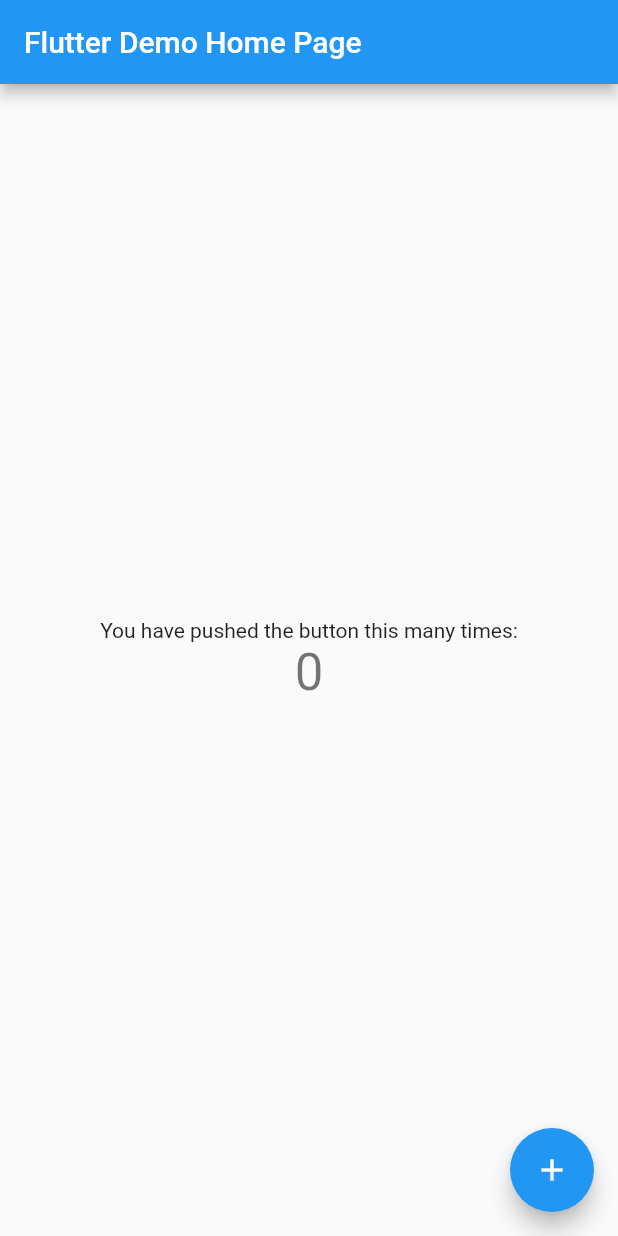
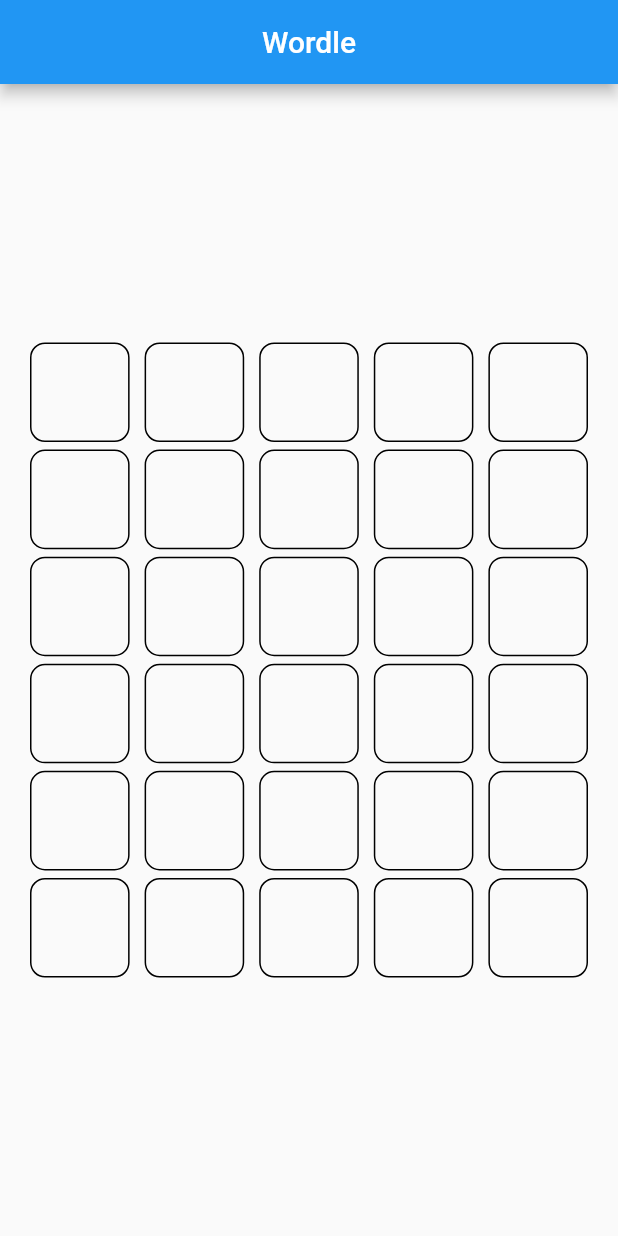
Before and after one commit to ZenDeveloper7/Flutter-Wordle, a Flutter app: the screen it shows after launch, on a phone screen of 412 x 824 dp. Run offline on Flutter 3.47's test engine with Material 2 defaults, Android fonts, the phone set to English and light mode, and no system bars.

Commit message:
basic structure

```diff
--- a/lib/main.dart
+++ b/lib/main.dart
@@ -1,4 +1,5 @@
 import 'package:flutter/material.dart';
+import 'package:flutter_wordle/ui/Home.dart';
 
 void main() {
   runApp(const MyApp());
@@ -7,109 +8,15 @@ void main() {
 class MyApp extends StatelessWidget {
   const MyApp({Key? key}) : super(key: key);
 
-  // This widget is the root of your application.
   @override
   Widget build(BuildContext context) {
     return MaterialApp(
-      title: 'Flutter Demo',
+      title: 'Flutter Wordle',
+      debugShowCheckedModeBanner: false,
       theme: ThemeData(
-        // This is the theme of your application.
-        //
-        // Try running your application with "flutter run". You'll see the
-        // application has a blue toolbar. Then, without quitting the app, try
-        // changing the primarySwatch below to Colors.green and then invoke
-        // "hot reload" (press "r" in the console where you ran "flutter run",
-        // or simply save your changes to "hot reload" in a Flutter IDE).
-        // Notice that the counter didn't reset back to zero; the application
-        // is not restarted.
         primarySwatch: Colors.blue,
       ),
-      home: const MyHomePage(title: 'Flutter Demo Home Page'),
+      home: const Home(),
     );
   }
 }
-
-class MyHomePage extends StatefulWidget {
-  const MyHomePage({Key? key, required this.title}) : super(key: key);
-
-  // This widget is the home page of your application. It is stateful, meaning
-  // that it has a State object (defined below) that contains fields that affect
-  // how it looks.
-
-  // This class is the configuration for the state. It holds the values (in this
-  // case the title) provided by the parent (in this case the App widget) and
-  // used by the build method of the State. Fields in a Widget subclass are
-  // always marked "final".
-
-  final String title;
-
-  @override
-  State<MyHomePage> createState() => _MyHomePageState();
-}
-
-class _MyHomePageState extends State<MyHomePage> {
-  int _counter = 0;
-
-  void _incrementCounter() {
-    setState(() {
-      // This call to setState tells the Flutter framework that something has
-      // changed in this State, which causes it to rerun the build method below
-      // so that the display can reflect the updated values. If we changed
-      // _counter without calling setState(), then the build method would not be
-      // called again, and so nothing would appear to happen.
-      _counter++;
-    });
-  }
-
-  @override
-  Widget build(BuildContext context) {
-    // This method is rerun every time setState is called, for instance as done
-    // by the _incrementCounter method above.
-    //
-    // The Flutter framework has been optimized to make rerunning build methods
-    // fast, so that you can just rebuild anything that needs updating rather
-    // than having to individually change instances of widgets.
-    return Scaffold(
-      appBar: AppBar(
-        // Here we take the value from the MyHomePage object that was created by
-        // the App.build method, and use it to set our appbar title.
-        title: Text(widget.title),
-      ),
-      body: Center(
-        // Center is a layout widget. It takes a single child and positions it
-        // in the middle of the parent.
-        child: Column(
-          // Column is also a layout widget. It takes a list of children and
-          // arranges them vertically. By default, it sizes itself to fit its
-          // children horizontally, and tries to be as tall as its parent.
-          //
-          // Invoke "debug painting" (press "p" in the console, choose the
-          // "Toggle Debug Paint" action from the Flutter Inspector in Android
-          // Studio, or the "Toggle Debug Paint" command in Visual Studio Code)
-          // to see the wireframe for each widget.
-          //
-          // Column has various properties to control how it sizes itself and
-          // how it positions its children. Here we use mainAxisAlignment to
-          // center the children vertically; the main axis here is the vertical
-          // axis because Columns are vertical (the cross axis would be
-          // horizontal).
-          mainAxisAlignment: MainAxisAlignment.center,
-          children: <Widget>[
-            const Text(
-              'You have pushed the button this many times:',
-            ),
-            Text(
-              '$_counter',
-              style: Theme.of(context).textTheme.headline4,
-            ),
-          ],
-        ),
-      ),
-      floatingActionButton: FloatingActionButton(
-        onPressed: _incrementCounter,
-        tooltip: 'Increment',
-        child: const Icon(Icons.add),
-      ), // This trailing comma makes auto-formatting nicer for build methods.
-    );
-  }
-}
--- /dev/null
+++ b/lib/ui/Home.dart
@@ -0,0 +1,71 @@
+import 'package:flutter/cupertino.dart';
+import 'package:flutter/material.dart';
+
+class Home extends StatefulWidget {
+  const Home({Key? key}) : super(key: key);
+
+  @override
+  _HomeState createState() => _HomeState();
+}
+
+class _HomeState extends State<Home> {
+  late var _controller;
+
+  @override
+  void initState() {
+    super.initState();
+    _controller = TextEditingController();
+  }
+
+  @override
+  Widget build(BuildContext context) {
+    return Scaffold(
+      appBar: AppBar(
+        title: const Text('Wordle'),
+        centerTitle: true,
+      ),
+      body: Container(
+        padding: const EdgeInsets.symmetric(horizontal: 20.0),
+        child: Center(
+          child: GridView.builder(
+            shrinkWrap: true,
+            gridDelegate: const SliverGridDelegateWithFixedCrossAxisCount(
+                crossAxisCount: 5,
+                childAspectRatio: 1.0,
+                crossAxisSpacing: 10.0,
+                mainAxisSpacing: 5.0),
+            itemBuilder: (context, index) {
+              return Container(
+                decoration: BoxDecoration(
+                    borderRadius: const BorderRadius.all(Radius.circular(10.0)),
+                    border: Border.all(color: Colors.black)),
+                child: Center(
+                  child: TextField(
+                      controller: _controller,
+                      maxLength: 1,
+                      style: const TextStyle(fontSize: 22.0),
+                      textAlign: TextAlign.center,
+                      textCapitalization: TextCapitalization.characters,
+                      decoration: const InputDecoration(
+                          counterText: '',
+                          border: UnderlineInputBorder(
+                              borderSide: BorderSide.none)),
+                      onChanged: (value) => _changeFocus(value)),
+                ),
+              );
+            },
+            itemCount: 30,
+          ),
+        ),
+      ),
+    );
+  }
+
+  _changeFocus(String value) {
+    if (value.isNotEmpty) {
+      FocusScope.of(context).nextFocus();
+    } else {
+      FocusScope.of(context).previousFocus();
+    }
+  }
+}
```
